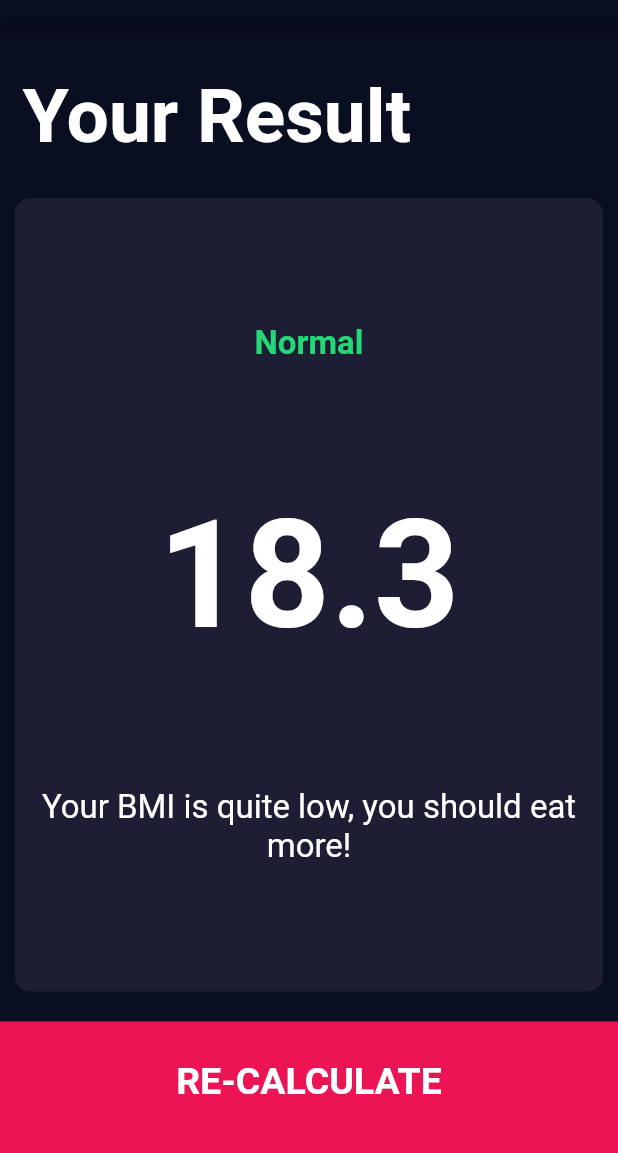
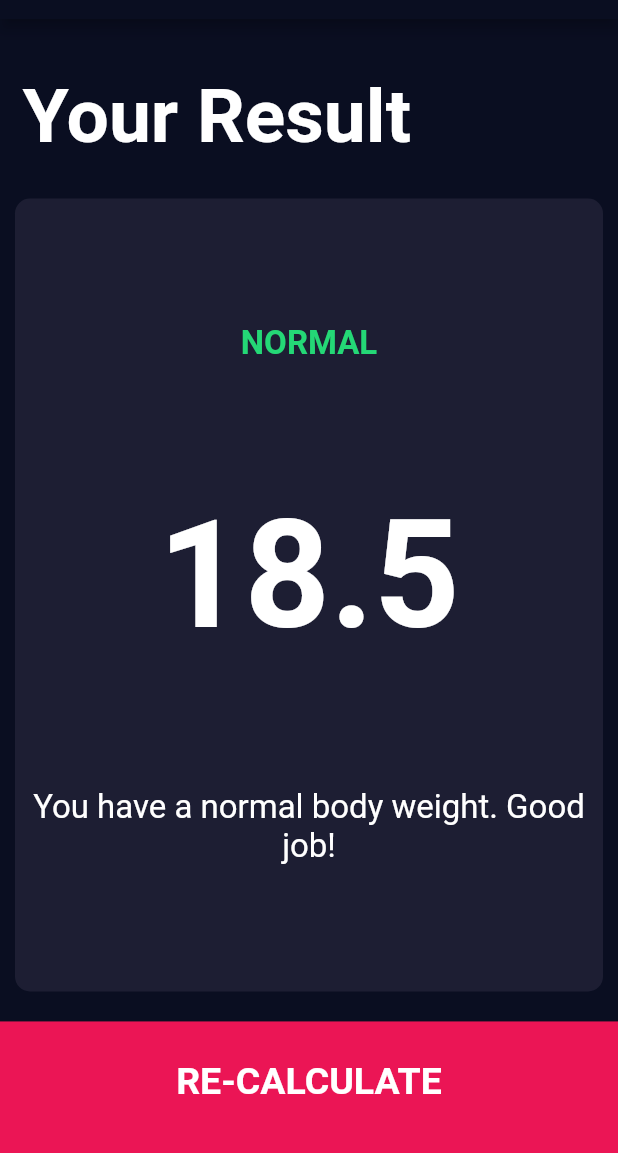
Before and after one commit to uttu87/BMI-Calculator-Flutter, a Flutter app: the screen it shows after launch, after a tap on "CALCULATE", on a phone screen of 412 x 824 dp, the part 65-1218 px from its top. Run offline on Flutter 3.47's test engine with Material 2 defaults, Android fonts, the phone set to English and light mode, and no system bars; our stand-ins replace font_awesome_flutter.

Commit message:
Adding the BMI Calculator Functionality

```diff
--- /dev/null
+++ b/lib/calculator_brain.dart
@@ -0,0 +1,35 @@
+import 'dart:math';
+
+class CalculatorBrain {
+  CalculatorBrain(this.height, this.weight);
+
+  final int height;
+  final int weight;
+
+  late double _bmi;
+
+  String calculateBMI() {
+    _bmi = weight / pow(height / 100, 2);
+    return _bmi.toStringAsFixed(1);
+  }
+
+  String getResult() {
+    if(_bmi >= 25) {
+      return 'Overweight';
+    } else if(_bmi > 18.5) {
+      return 'Normal';
+    } else {
+      return 'Underweight';
+    }
+  }
+
+  String getInterpretation() {
+    if(_bmi >= 25) {
+      return 'You have a higher than normal body weight. Try to exercise more.';
+    } else if(_bmi > 18.5) {
+      return 'You have a normal body weight. Good job!';
+    } else {
+      return 'You have a lower than normal body weight. Try to eat a bit more.';
+    }
+  }
+}
--- a/lib/screens/input_page.dart
+++ b/lib/screens/input_page.dart
@@ -1,3 +1,4 @@
+import 'package:bmi_calculator_flutter/calculator_brain.dart';
 import 'package:bmi_calculator_flutter/screens/results_page.dart';
 import 'package:flutter/material.dart';
 import 'package:font_awesome_flutter/font_awesome_flutter.dart';
@@ -136,7 +137,7 @@ class _InputPageState extends State<InputPage> {
                                 },
                                 icon: FontAwesomeIcons.minus,
                               ),
-                              SizedBox(
+                              const SizedBox(
                                 width: 10,
                               ),
                               RoundIconButton(
@@ -178,7 +179,7 @@ class _InputPageState extends State<InputPage> {
                                 },
                                 icon: FontAwesomeIcons.minus,
                               ),
-                              SizedBox(
+                              const SizedBox(
                                 width: 10,
                               ),
                               RoundIconButton(
@@ -200,8 +201,17 @@ class _InputPageState extends State<InputPage> {
             ),
             BottomButton(
               onTap: () {
-                Navigator.push(context,
-                    MaterialPageRoute(builder: (context) => ResultsPage()));
+                CalculatorBrain calc = CalculatorBrain(height, weight);
+                Navigator.push(
+                  context,
+                  MaterialPageRoute(
+                    builder: (context) => ResultsPage(
+                      calc.calculateBMI(),
+                      calc.getResult(),
+                      calc.getInterpretation(),
+                    ),
+                  ),
+                );
               },
               buttonTitle: 'CALCULATE',
             )
--- a/lib/screens/results_page.dart
+++ b/lib/screens/results_page.dart
@@ -4,13 +4,17 @@ import 'package:bmi_calculator_flutter/components/reusable_card.dart';
 import 'package:flutter/material.dart';
 
 class ResultsPage extends StatelessWidget {
-  const ResultsPage({Key? key}) : super(key: key);
+  const ResultsPage(this.bmiResult, this.resultText, this.interpretation, {super.key});
+
+  final String bmiResult;
+  final String resultText;
+  final String interpretation;
 
   @override
   Widget build(BuildContext context) {
     return Scaffold(
       appBar: AppBar(
-        title: Text('BMI CALCULATOR'),
+        title: const Text('BMI CALCULATOR'),
       ),
       body: Column(
         mainAxisAlignment: MainAxisAlignment.spaceEvenly,
@@ -18,9 +22,9 @@ class ResultsPage extends StatelessWidget {
         children: [
           Expanded(
             child: Container(
-              padding: EdgeInsets.all(15.0),
+              padding: const EdgeInsets.all(15.0),
               alignment: Alignment.bottomLeft,
-              child: Text(
+              child: const Text(
                 'Your Result',
                 style: kTitleTextStyle,
               ),
@@ -35,15 +39,15 @@ class ResultsPage extends StatelessWidget {
                 crossAxisAlignment: CrossAxisAlignment.center,
                 children: [
                   Text(
-                    'Normal',
+                    resultText.toUpperCase(),
                     style: kResultTextStyle,
                   ),
                   Text(
-                    '18.3',
+                    bmiResult,
                     style: kBMITextStyle,
                   ),
                   Text(
-                    'Your BMI is quite low, you should eat more!',
+                    interpretation,
                     textAlign: TextAlign.center,
                     style: kBodyTextStyle,
                   ),
```
